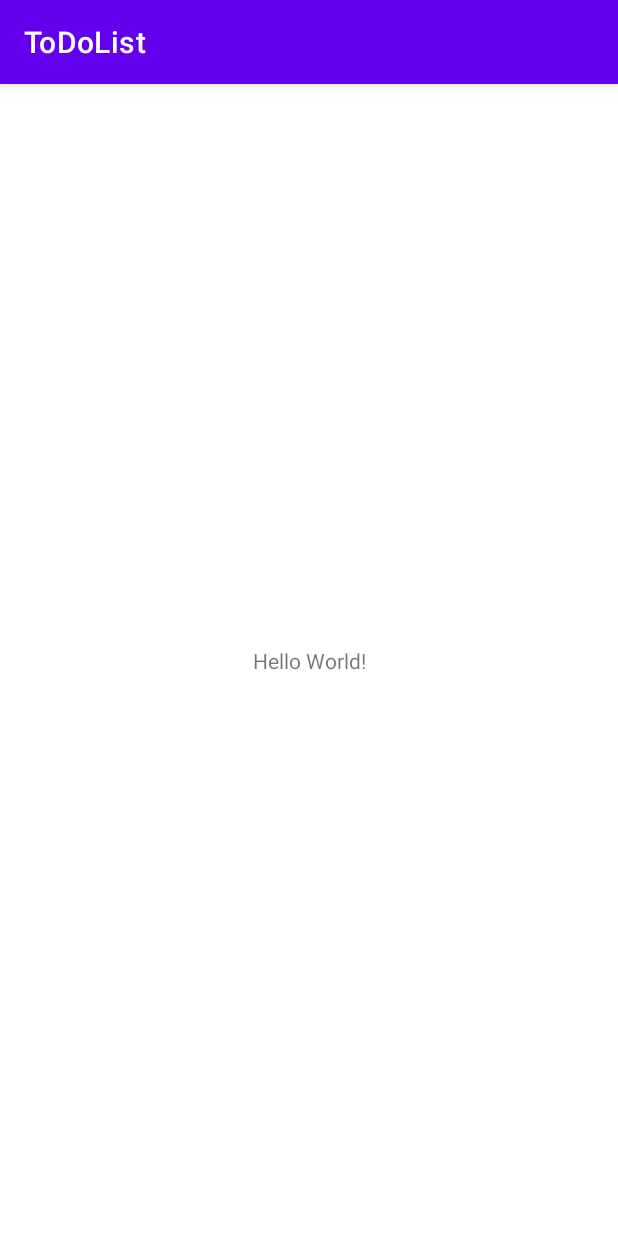
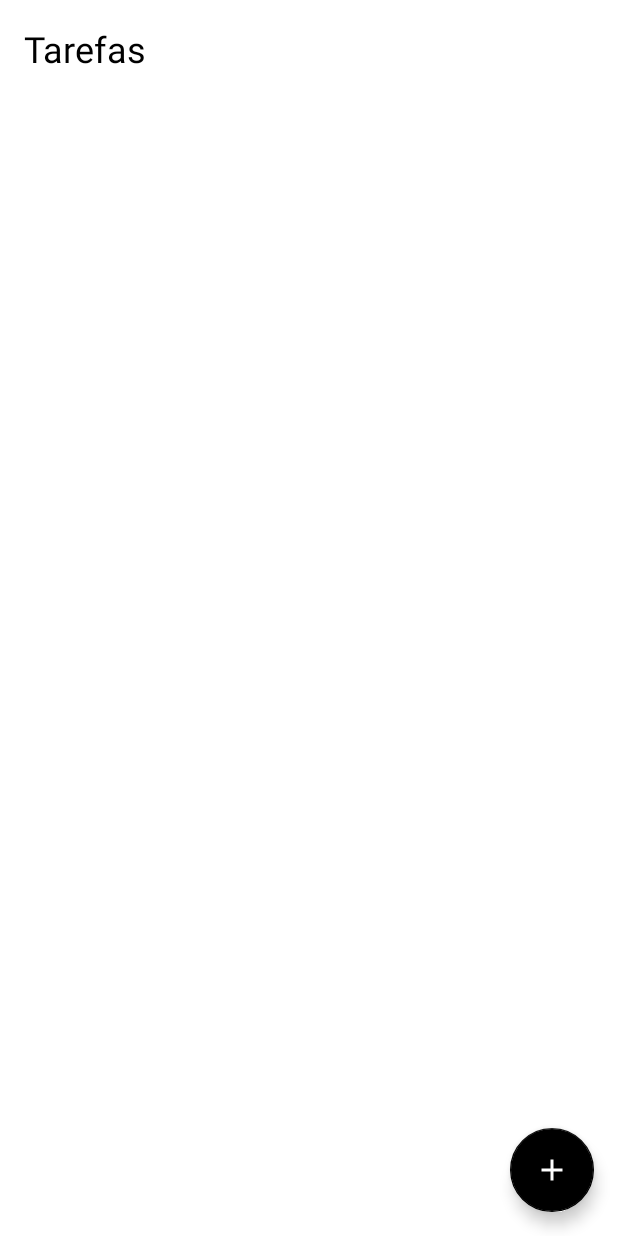
Before and after one commit to eRodriguesSantana/app-lembrete-de-tarefas, an Android app: the screen it shows after launch (MainActivity), on a phone screen of 412 x 824 dp. Run offline under Robolectric (Android 15) with nearby library versions, the phone set to English and light mode, and no system bars.

Commit message:
Alterando o tema do app

```diff
--- /dev/null
+++ b/app/src/main/res/drawable/ic_add.xml
@@ -0,0 +1,5 @@
+<vector android:height="24dp" android:tint="#FFFFFF"
+    android:viewportHeight="24" android:viewportWidth="24"
+    android:width="24dp" xmlns:android="http://schemas.android.com/apk/res/android">
+    <path android:fillColor="@android:color/white" android:pathData="M19,13h-6v6h-2v-6H5v-2h6V5h2v6h6v2z"/>
+</vector>
--- a/app/src/main/res/layout/activity_main.xml
+++ b/app/src/main/res/layout/activity_main.xml
@@ -7,12 +7,22 @@
     tools:context=".MainActivity">
 
     <TextView
+        android:id="@+id/tv_title"
+        android:text="Tarefas"
         android:layout_width="wrap_content"
         android:layout_height="wrap_content"
-        android:text="Hello World!"
+        android:layout_margin="16dp"
+        android:textColor="@color/black"
+        android:textSize="24sp"
+        app:layout_constraintStart_toStartOf="parent"
+        app:layout_constraintTop_toTopOf="parent"/>
+
+    <com.google.android.material.floatingactionbutton.FloatingActionButton
+        android:layout_width="wrap_content"
+        android:layout_height="wrap_content"
+        app:layout_constraintEnd_toEndOf="parent"
         app:layout_constraintBottom_toBottomOf="parent"
-        app:layout_constraintLeft_toLeftOf="parent"
-        app:layout_constraintRight_toRightOf="parent"
-        app:layout_constraintTop_toTopOf="parent" />
+        android:layout_margin="16dp"
+        app:srcCompat="@drawable/ic_add"/>
 
 </androidx.constraintlayout.widget.ConstraintLayout>
--- a/app/src/main/res/values/strings.xml
+++ b/app/src/main/res/values/strings.xml
@@ -1,3 +1,3 @@
 <resources>
-    <string name="app_name">ToDoList</string>
+    <string name="app_name">Lembretes e Tarefas</string>
 </resources>
--- a/app/src/main/res/values/themes.xml
+++ b/app/src/main/res/values/themes.xml
@@ -1,16 +1,10 @@
 <resources xmlns:tools="http://schemas.android.com/tools">
     <!-- Base application theme. -->
-    <style name="Theme.ToDoList" parent="Theme.MaterialComponents.DayNight.DarkActionBar">
-        <!-- Primary brand color. -->
-        <item name="colorPrimary">@color/purple_500</item>
-        <item name="colorPrimaryVariant">@color/purple_700</item>
-        <item name="colorOnPrimary">@color/white</item>
-        <!-- Secondary brand color. -->
-        <item name="colorSecondary">@color/teal_200</item>
-        <item name="colorSecondaryVariant">@color/teal_700</item>
-        <item name="colorOnSecondary">@color/black</item>
-        <!-- Status bar color. -->
-        <item name="android:statusBarColor" tools:targetApi="l">?attr/colorPrimaryVariant</item>
-        <!-- Customize your theme here. -->
+    <style name="Theme.ToDoList" parent="Theme.MaterialComponents.Light.NoActionBar">
+       <item name="colorPrimary">@color/white</item>
+        <item name="colorPrimaryDark">@color/black</item>
+
+        <item name="colorSecondary">@color/black</item>
+        <item name="colorOnSecondary">@color/white</item>
     </style>
 </resources>
```
